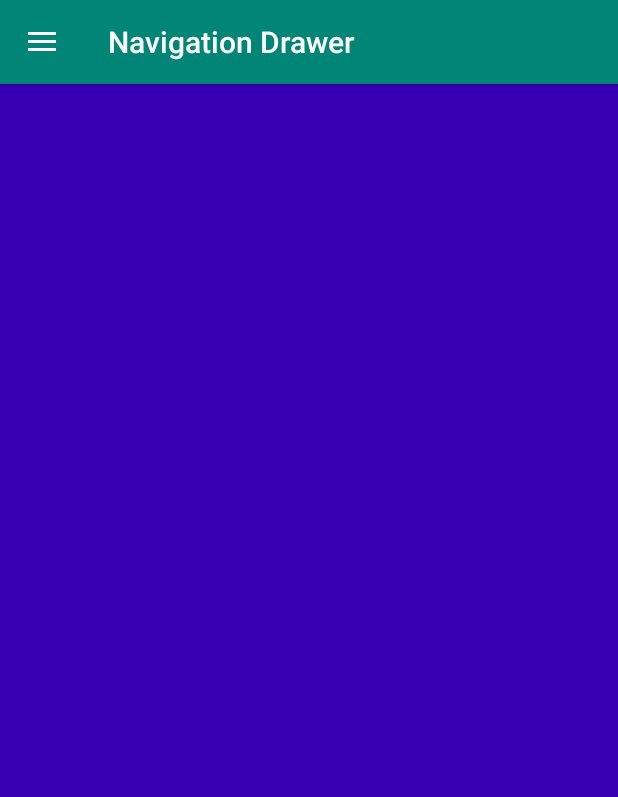
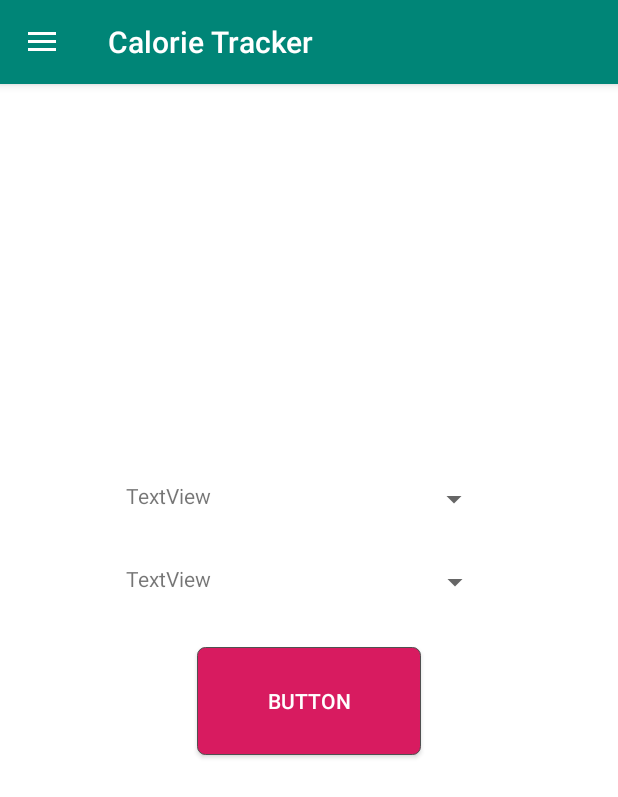
Before and after one commit to 411824354/FIT5046_A22, an Android app: the fragment DailyDietUnitFragment placed in its activity, on a phone screen of 412 x 824 dp. Shown: the top 797 px of the screen. Run offline under Robolectric (Android 15) with nearby library versions, the phone set to English and light mode, and no system bars.

Commit message:
important push marking

```diff
--- a/app/src/main/java/A2/myapplication/MainFragment.java
+++ b/app/src/main/java/A2/myapplication/MainFragment.java
@@ -13,5 +13,8 @@
             savedInstanceState) {
         vMain = inflater.inflate(R.layout.fragment_main, container, false);
         return vMain;
+
     }
+
+
 }
--- a/app/src/main/java/A2/myapplication/home_drawer.java
+++ b/app/src/main/java/A2/myapplication/home_drawer.java
@@ -56,7 +56,7 @@
         NavigationView navigationView = (NavigationView)
                 findViewById(R.id.nav_view);
         navigationView.setNavigationItemSelectedListener(this);
-        getSupportActionBar().setTitle("Navigation Drawer");
+        getSupportActionBar().setTitle("Calorie Tracker");
         FragmentManager fragmentManager = getFragmentManager();
         fragmentManager.beginTransaction().replace(R.id.content_frame, new
                 MainFragment()).commit();
@@ -66,6 +66,9 @@
         int id = item.getItemId();
         Fragment nextFragment = null;
         switch (id) {
+            case R.id.nav_Home_unit:
+                nextFragment = new MainFragment();
+                break;
             case R.id.nav_steps_unit:
                 nextFragment = new StepsUnitFragment();
                 break;
--- /dev/null
+++ b/app/src/main/res/drawable/pingk_et_bg.xml
@@ -0,0 +1,20 @@
+<?xml version="1.0" encoding="utf-8"?>
+<layer-list
+    xmlns:android="http://schemas.android.com/apk/res/android">
+    <item>
+        <shape
+            xmlns:android="http://schemas.android.com/apk/res/android"
+            android:shape="rectangle">
+            <solid
+                android:color="@color/colorAccent"/>
+            <corners
+                android:bottomRightRadius="5dip"
+                android:bottomLeftRadius="5dip"
+                android:topLeftRadius="5dip"
+                android:topRightRadius="5dip"/>
+            <stroke
+                android:width="0.5px"
+                android:color="#505050"/>
+        </shape>
+    </item>
+</layer-list>
--- a/app/src/main/res/layout/activity_persional_profile.xml
+++ b/app/src/main/res/layout/activity_persional_profile.xml
@@ -68,7 +68,7 @@
             tools:layout_editor_absoluteY="78dp" />
     </LinearLayout>
 
-    <EditText
+        <EditText
         android:id="@+id/et_email"
         android:layout_width="278dp"
         android:layout_height="wrap_content"
--- a/app/src/main/res/layout/content_home_drawer.xml
+++ b/app/src/main/res/layout/content_home_drawer.xml
@@ -25,7 +25,7 @@
 
     <TextView
         android:id="@+id/tv_time"
-            android:layout_width="379dp"
+        android:layout_width="match_parent"
         android:layout_height="63dp"
         android:layout_gravity="clip_horizontal"
         android:gravity="center"
@@ -41,13 +41,40 @@
 
     <TextView
         android:id="@+id/tv_home_welcome"
-            android:layout_width="378dp"
-            android:layout_height="102dp"
+        android:layout_width="match_parent"
+        android:layout_height="72dp"
+        android:layout_gravity="clip_horizontal"
         android:gravity="center"
         android:text="Welcome"
-            android:textSize="26dp"
-            android:layout_gravity="clip_horizontal"/>
+        android:textSize="26dp" />
 
+    <TextView
+        android:layout_width="245dp"
+        android:layout_height="19dp"
+        android:layout_gravity="center"
+        android:gravity="left"
+        android:text="Goal:"
+        android:textSize="15dp" />
+
+    <EditText
+        android:id="@+id/et_setUpGoal_home"
+        android:layout_width="244dp"
+        android:layout_height="37dp"
+        android:layout_gravity="center"
+        android:gravity="center"
+        android:background="@drawable/register_user_name_bg"
+        android:hint="set up your goal" />
+
+    <LinearLayout
+        android:layout_width="match_parent"
+        android:layout_height="11dp" />
+    <Button
+        android:layout_width="244dp"
+        android:layout_height="37dp"
+        android:layout_gravity="center"
+        android:background="@drawable/pingk_et_bg"
+        android:text="push"
+        android:textColor="@color/cardview_light_background"/>
 </LinearLayout>
     </FrameLayout>
 
--- a/app/src/main/res/layout/fragment_daily_diet_unit.xml
+++ b/app/src/main/res/layout/fragment_daily_diet_unit.xml
@@ -1,14 +1,77 @@
 <?xml version="1.0" encoding="utf-8"?>
-<RelativeLayout xmlns:android="http://schemas.android.com/apk/res/android"
+<LinearLayout xmlns:android="http://schemas.android.com/apk/res/android"
+    xmlns:tools="http://schemas.android.com/tools"
     android:layout_width="match_parent"
     android:layout_height="match_parent"
+    android:background="@color/cardview_light_background"
+    android:orientation="vertical"
+    android:gravity="center"
 >
 
-    <FrameLayout
-        android:id="@+id/frag_daily"
-        android:layout_width="match_parent"
-        android:layout_height="match_parent"
-        android:background="@color/design_default_color_primary_dark"></FrameLayout>
+    <LinearLayout
+        android:layout_width="243dp"
+        android:layout_height="55dp"
+
+        >
+
+        <TextView
+
+            android:layout_width="131dp"
+            android:layout_height="wrap_content"
+            android:text="TextView"
+            tools:ignore="MissingConstraints"
+            tools:layout_editor_absoluteX="75dp"
+            tools:layout_editor_absoluteY="83dp" />
+
+        <Spinner
+            android:id="@+id/sp_foodCate_daily"
+            android:layout_width="111dp"
+            android:layout_height="wrap_content"
+
+            tools:ignore="MissingConstraints"
+            tools:layout_editor_absoluteX="186dp"
+            tools:layout_editor_absoluteY="178dp" />
+    </LinearLayout>
+
+    <LinearLayout
+        android:layout_width="243dp"
+        android:layout_height="55dp"
+        >
+
+        <TextView
+            android:id="@+id/sp_foodItems_daily"
+            android:layout_width="130dp"
+            android:layout_height="wrap_content"
+            android:text="TextView"
+            tools:ignore="MissingConstraints"
+            tools:layout_editor_absoluteX="75dp"
+            tools:layout_editor_absoluteY="83dp" />
+
+        <Spinner
+            android:id="@+id/spinner"
+            android:layout_width="113dp"
+            android:layout_height="wrap_content"
+
+            tools:ignore="MissingConstraints"
+            tools:layout_editor_absoluteX="186dp"
+            tools:layout_editor_absoluteY="178dp" />
+    </LinearLayout>
 
 
-</RelativeLayout>
+    <Button
+        android:id="@+id/button7"
+        android:layout_width="149dp"
+        android:layout_height="72dp"
+        android:background="@drawable/pingk_et_bg"
+        android:text="Button"
+        android:textColor="@color/cardview_light_background"
+
+        tools:ignore="MissingConstraints"
+        tools:layout_editor_absoluteX="134dp"
+        tools:layout_editor_absoluteY="298dp" />
+
+
+
+
+
+</LinearLayout>
--- a/app/src/main/res/layout/fragment_main.xml
+++ b/app/src/main/res/layout/fragment_main.xml
@@ -1,7 +1,7 @@
 <?xml version="1.0" encoding="utf-8"?>
 <RelativeLayout xmlns:android="http://schemas.android.com/apk/res/android"
-    android:layout_width="match_parent"
-    android:layout_height="match_parent"
+    android:layout_width="0dp"
+    android:layout_height="0dp"
     android:padding="@dimen/activity_horizontal_margin">
 
 
--- a/app/src/main/res/menu/activity_home_drawer_drawer.xml
+++ b/app/src/main/res/menu/activity_home_drawer_drawer.xml
@@ -1,7 +1,9 @@
 <?xml version="1.0" encoding="utf-8"?>
 <menu xmlns:android="http://schemas.android.com/apk/res/android">
     <group android:checkableBehavior="single">
-
+        <item
+            android:id="@+id/nav_Home_unit"
+            android:title="Home" />
 
         <item
             android:id="@+id/nav_dailyDiet_unit"
```
Lines whose indentation alone changed are shown as unchanged.
